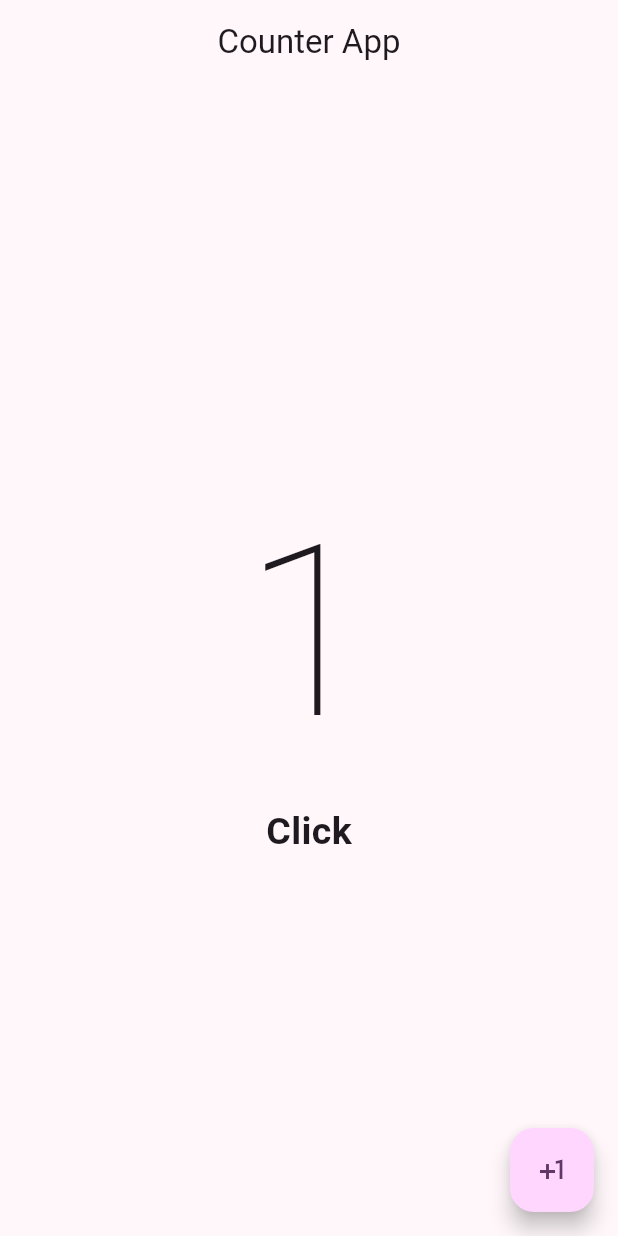
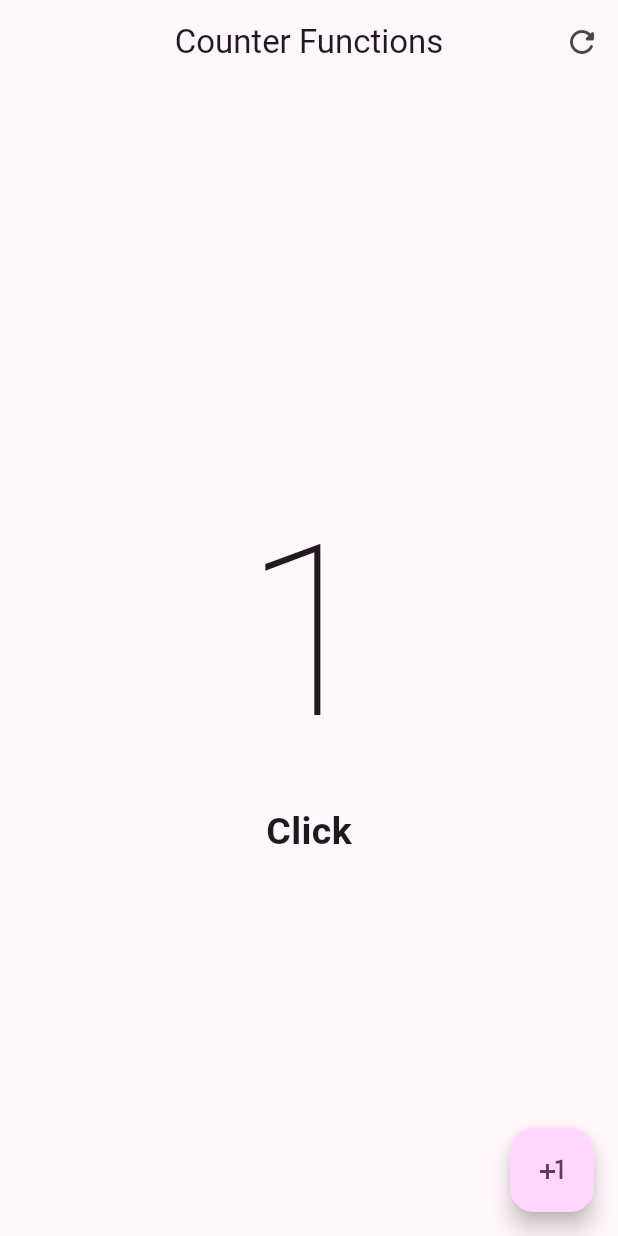
Before and after one commit to EmirMaya/counter-app, a Flutter app: the screen it shows after launch, after a tap on the "plus one" icon, on a phone screen of 412 x 824 dp. Run offline on Flutter 3.47's test engine with Material 3 defaults, Android fonts, the phone set to English and light mode, and no system bars.

Commit message:
agregando iconos

```diff
--- a/lib/main.dart
+++ b/lib/main.dart
@@ -1,5 +1,6 @@
 import 'package:flutter/material.dart';
-import 'package:hello_world_app/presentation/screens/counter/counter_screen.dart';
+import 'package:hello_world_app/presentation/screens/counter/counter_functions_screen.dart';
+// import 'package:hello_world_app/presentation/screens/counter/counter_screen.dart';
 
 void main() {
   runApp(MyApp());
@@ -18,7 +19,7 @@ class MyApp extends StatelessWidget {
         useMaterial3: true,
         colorSchemeSeed: Colors.purple //
       ),
-      home: const CounterScreen()
+      home: const CounterFunctionsScreen()
     );
   }
 }
--- /dev/null
+++ b/lib/presentation/screens/counter/counter_functions_screen.dart
@@ -0,0 +1,56 @@
+import 'package:flutter/material.dart';
+
+class CounterFunctionsScreen extends StatefulWidget {
+  const CounterFunctionsScreen({super.key});
+
+  @override
+  State<CounterFunctionsScreen> createState() => _CounterFunctionsScreenState();
+}
+
+class _CounterFunctionsScreenState extends State<CounterFunctionsScreen> {
+  int clickCounter = 0;
+
+  @override
+  Widget build(BuildContext context) {
+    return Scaffold(
+      appBar: AppBar(
+          centerTitle: true,
+          title: const Text('Counter Functions'),
+          actions: [
+            IconButton(
+              icon: const Icon(Icons.refresh_rounded), // PARA REFRESCAR LA
+              onPressed: () {
+                setState(() {
+                  clickCounter = 0;
+                });
+              },
+            ),
+          ]),
+      body: Center(
+        child: Column(
+          mainAxisAlignment: MainAxisAlignment.center,
+          children: [
+            Text(
+              '$clickCounter',
+              style:
+                  const TextStyle(fontSize: 160, fontWeight: FontWeight.w100),
+            ),
+            Text('Click${clickCounter == 1 ? '' : 's'}',
+                style:
+                    const TextStyle(fontSize: 25, fontWeight: FontWeight.bold))
+            // (clickCounter != 1  ? const Text('Clicks', style: TextStyle( fontSize: 25)) : const Text('Click', style: TextStyle( fontSize: 25)))
+          ],
+        ),
+      ),
+      floatingActionButton: FloatingActionButton(
+        onPressed: () {
+          setState(() {
+            // set state es para que renderice en la pantalla los nuevos valores
+            clickCounter++;
+          });
+        },
+        child: const Icon(Icons.plus_one),
+      ),
+    );
+  }
+}
--- a/lib/presentation/screens/counter/counter_screen.dart
+++ /dev/null
@@ -1,41 +0,0 @@
-import 'package:flutter/material.dart';
-
-
-class CounterScreen extends StatefulWidget {
-
-  const CounterScreen({super.key});
-
-  @override
-  State<CounterScreen> createState() => _CounterScreenState();
-}
-
-class _CounterScreenState extends State<CounterScreen> {
-  int clickCounter = 0;
-
-  @override
-  Widget build(BuildContext context) {
-    return  Scaffold(
-      appBar: AppBar(
-        centerTitle: true,
-        title: const Text('Counter App'),
-      ),
-      body:  Center(
-        child: Column(
-          mainAxisAlignment: MainAxisAlignment.center,
-          children: [Text('$clickCounter', style: const TextStyle( fontSize: 160, fontWeight: FontWeight.w100 ),),
-          Text('Click${ clickCounter == 1 ? '' : 's' }', style: const TextStyle(fontSize: 25, fontWeight: FontWeight.bold))
-          // (clickCounter != 1  ? const Text('Clicks', style: TextStyle( fontSize: 25)) : const Text('Click', style: TextStyle( fontSize: 25)))
-           ],
-        ),
-      ),
-      floatingActionButton: FloatingActionButton(
-        onPressed: () {
-          setState(() { // set state es para que renderice en la pantalla los nuevos valores
-            clickCounter++;
-          });
-        },
-        child: const Icon(Icons.plus_one),
-      ),
-    );
-  }
-}
```
